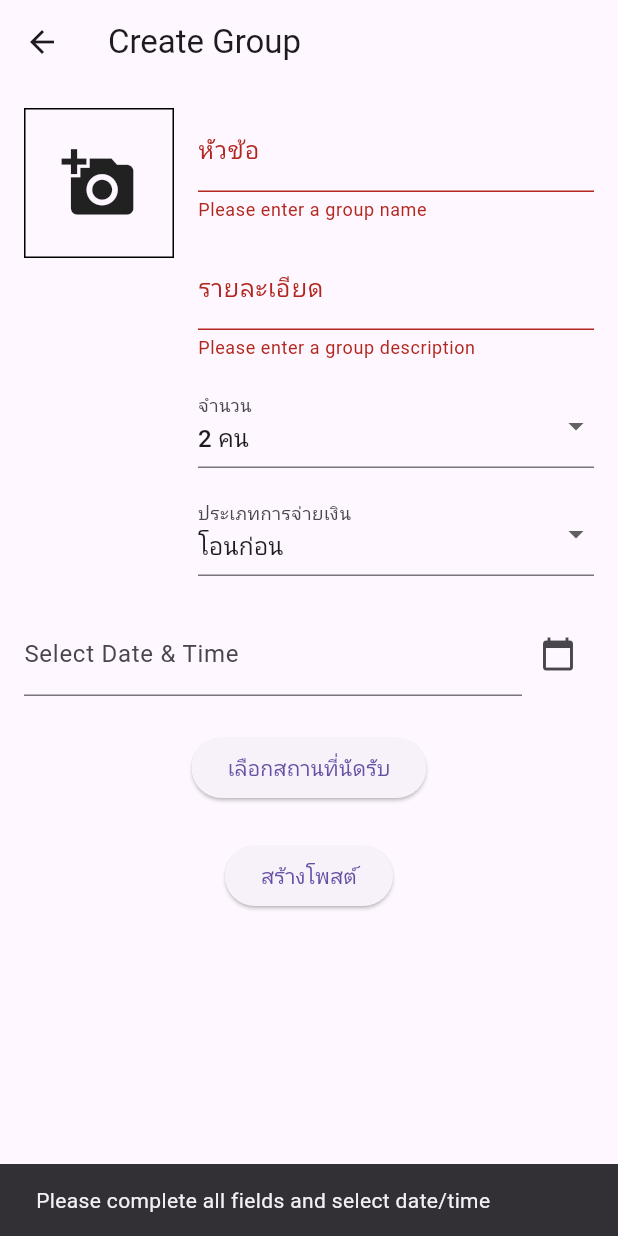
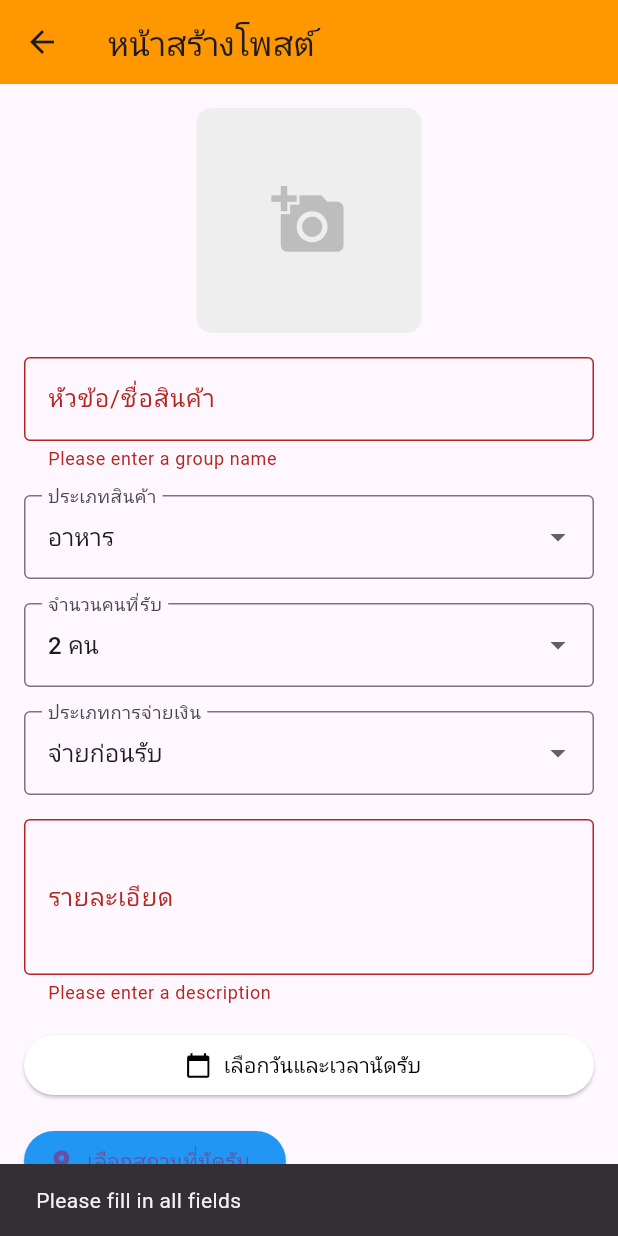
Before and after one commit to integralnana/Project_Mobileapp, a Flutter app: the createpostScreen screen opened directly, after a tap on "สร้างโพสต์", on a phone screen of 412 x 824 dp. Run offline on Flutter 3.47's test engine with Material 3 defaults, Android fonts, the phone set to English and light mode, and no system bars; our stand-ins replace cloud_firestore, firebase_auth, firebase_core, firebase_storage, form_field_validator, google_fonts and 2 more; accounts and stored records are empty.

```diff
--- a/lib/screen/createpost.dart
+++ b/lib/screen/createpost.dart
@@ -1,12 +1,12 @@
 import 'dart:io';
+import 'package:flutter/material.dart';
+import 'package:image_picker/image_picker.dart';
+import 'package:firebase_storage/firebase_storage.dart';
+import 'package:cloud_firestore/cloud_firestore.dart';
+import 'package:firebase_auth/firebase_auth.dart';
+import 'package:google_maps_flutter/google_maps_flutter.dart';
 import 'package:projectapp/model/groupchat.dart';
 import 'package:projectapp/screen/locationpicker.dart';
-import 'package:flutter/material.dart';
-import 'package:firebase_storage/firebase_storage.dart';
-import 'package:cloud_firestore/cloud_firestore.dart';
-import 'package:google_maps_flutter/google_maps_flutter.dart';
-import 'package:image_picker/image_picker.dart';
-import 'package:firebase_auth/firebase_auth.dart';
 
 class createpostScreen extends StatefulWidget {
   @override
@@ -14,44 +14,45 @@ class createpostScreen extends StatefulWidget {
 }
 
 class _createpostScreenState extends State<createpostScreen> {
-  LatLng? _selectedLocation;
   final _formKey = GlobalKey<FormState>();
   final _groupNameController = TextEditingController();
-  final _groupDesc = TextEditingController();
+  final _groupDescController = TextEditingController();
   String? _groupImageUrl;
   int _groupSize = 2;
   int _groupType = 1;
+  String _productCategory = 'อาหาร'; // New variable for product category
+  DateTime? _selectedDateTime;
+  LatLng? _selectedLocation;
+
   final ImagePicker _picker = ImagePicker();
-  DateTime? _selectedDateTime;
 
-  void _selectLocation(LatLng location) {
+  // List of product categories
+  final List<String> _categories = ['อาหาร', 'ของใช้', 'อาหารสัตว์', 'อื่นๆ'];
+
+  Future<void> _uploadImage() async {
+    final XFile? pickedImage =
+        await _picker.pickImage(source: ImageSource.gallery);
+    if (pickedImage == null) return;
+
+    String fileName = DateTime.now().millisecondsSinceEpoch.toString();
+    Reference storageReference =
+        FirebaseStorage.instance.ref().child('groupImages/$fileName');
+    await storageReference.putFile(File(pickedImage.path));
+    String downloadUrl = await storageReference.getDownloadURL();
     setState(() {
-      _selectedLocation = location;
+      _groupImageUrl = downloadUrl;
     });
   }
 
-  Future<void> _navigateAndPickLocation() async {
-    final LatLng? pickedLocation = await Navigator.push(
-      context,
-      MaterialPageRoute(builder: (context) => LocationPickerScreen()),
-    );
-
-    if (pickedLocation != null) {
-      setState(() {
-        _selectedLocation = pickedLocation;
-      });
-    }
-  }
-
   Future<void> _selectDateTime(BuildContext context) async {
-    DateTime? pickedDate = await showDatePicker(
+    final DateTime? pickedDate = await showDatePicker(
       context: context,
       initialDate: DateTime.now(),
-      firstDate: DateTime(2000),
+      firstDate: DateTime.now(),
       lastDate: DateTime(2100),
     );
     if (pickedDate != null) {
-      TimeOfDay? pickedTime = await showTimePicker(
+      final TimeOfDay? pickedTime = await showTimePicker(
         context: context,
         initialTime: TimeOfDay.now(),
       );
@@ -69,41 +70,15 @@ class _createpostScreenState extends State<createpostScreen> {
     }
   }
 
-  Future<void> _uploadImage() async {
-    final XFile? pickedImage =
-        await _picker.pickImage(source: ImageSource.gallery);
-    if (pickedImage == null) {
-      ScaffoldMessenger.of(context).showSnackBar(SnackBar(
-        content: Text('Please select an image'),
-      ));
-      return;
-    }
-
-    String fileName = DateTime.now().millisecondsSinceEpoch.toString();
-    Reference storageReference =
-        FirebaseStorage.instance.ref().child('groupImages/$fileName');
-    await storageReference.putFile(File(pickedImage.path));
-    String downloadUrl = await storageReference.getDownloadURL();
+  Future<void> _navigateAndPickLocation() async {
+    final LatLng? pickedLocation = await Navigator.push(
+      context,
+      MaterialPageRoute(builder: (context) => LocationPickerScreen()),
+    );
+    if (pickedLocation != null) {
       setState(() {
-      _groupImageUrl = downloadUrl;
+        _selectedLocation = pickedLocation;
       });
-  }
-
-  Future<String> _getUsernameFromFirestore(String userId) async {
-    try {
-      DocumentSnapshot userDoc = await FirebaseFirestore.instance
-          .collection('users')
-          .doc(userId)
-          .get();
-
-      if (userDoc.exists && userDoc['username'] != null) {
-        return userDoc['username'];
-      } else {
-        return 'Unknown';
-      }
-    } catch (e) {
-      print('Error fetching username: $e');
-      return 'Unknown';
     }
   }
 
@@ -112,92 +87,98 @@ class _createpostScreenState extends State<createpostScreen> {
         _groupImageUrl != null &&
         _selectedLocation != null &&
         _selectedDateTime != null) {
+      try {
         User? currentUser = FirebaseAuth.instance.currentUser;
         if (currentUser == null) {
           ScaffoldMessenger.of(context).showSnackBar(
-            SnackBar(content: Text('Please login to create a group')));
+            SnackBar(content: Text('Please login to create a group')),
+          );
           return;
         }
-
-      String userId = currentUser.uid;
-      String username = await _getUsernameFromFirestore(userId);
 
         DocumentReference docRef =
             FirebaseFirestore.instance.collection('groups').doc();
         String groupId = docRef.id;
 
-      GroupChat newGroup = GroupChat(
-          groupId: groupId,
-          groupName: _groupNameController.text,
-          groupImage: _groupImageUrl!,
-          groupSize: _groupSize,
-          groupType: _groupType,
-          groupDesc: _groupDesc.text,
-          createdAt: _selectedDateTime!,
-          latitude: _selectedLocation!.latitude,
-          longitude: _selectedLocation!.longitude,
-          userId: userId,
-          username: username,
-          groupStatus: '1');
+        // Fetch the current user's username
+        DocumentSnapshot userDoc = await FirebaseFirestore.instance
+            .collection('users')
+            .doc(currentUser.uid)
+            .get();
+        String username = userDoc['username'] ?? 'Unknown User';
 
-      await docRef.set(newGroup.toJson());
+        await docRef.set({
+          'groupId': groupId,
+          'groupName': _groupNameController.text,
+          'groupImage': _groupImageUrl,
+          'groupSize': _groupSize,
+          'groupType': _groupType,
+          'productCategory': _productCategory, // New field
+          'groupDesc': _groupDescController.text,
+          'createdAt': _selectedDateTime,
+          'latitude': _selectedLocation!.latitude,
+          'longitude': _selectedLocation!.longitude,
+          'userId': currentUser.uid,
+          'username': username,
+          'groupStatus': '1',
+        });
 
-      ScaffoldMessenger.of(context)
-          .showSnackBar(SnackBar(content: Text('Group created successfully')));
-      Navigator.pop(context);
+        ScaffoldMessenger.of(context).showSnackBar(
+          SnackBar(content: Text('Group created successfully')),
+        );
+        Navigator.pop(context); // Return to SharingScreen
+      } catch (e) {
+        print('Error creating group: $e');
+        ScaffoldMessenger.of(context).showSnackBar(
+          SnackBar(content: Text('Error creating group. Please try again.')),
+        );
+      }
     } else {
-      ScaffoldMessenger.of(context).showSnackBar(SnackBar(
-          content: Text('Please complete all fields and select date/time')));
+      ScaffoldMessenger.of(context).showSnackBar(
+        SnackBar(content: Text('Please fill in all fields')),
+      );
     }
   }
 
-  Widget _buildForm() {
-    return Column(
-      children: [
-        Row(
+  @override
+  Widget build(BuildContext context) {
+    return Scaffold(
+      appBar: AppBar(
+        title: Text('หน้าสร้างโพสต์'),
+        backgroundColor: Colors.orange,
+      ),
+      body: SingleChildScrollView(
+        child: Padding(
+          padding: const EdgeInsets.all(16.0),
+          child: Form(
+            key: _formKey,
+            child: Column(
               crossAxisAlignment: CrossAxisAlignment.start,
               children: [
-            GestureDetector(
+                Center(
+                  child: GestureDetector(
                     onTap: _uploadImage,
-              child: _buildGroupImagePicker(),
+                    child: Container(
+                      width: 150,
+                      height: 150,
+                      decoration: BoxDecoration(
+                        color: Colors.grey[200],
+                        borderRadius: BorderRadius.circular(10),
                       ),
-            SizedBox(width: 16.0),
-            Expanded(child: _buildGroupDetailsForm())
-          ],
+                      child: _groupImageUrl == null
+                          ? Icon(Icons.add_a_photo,
+                              size: 50, color: Colors.grey[400])
+                          : Image.network(_groupImageUrl!, fit: BoxFit.cover),
                     ),
-        SizedBox(height: 24.0),
-        _buildDateTimePicker(),
-        SizedBox(height: 24.0),
-        _buildLocationPicker(),
-        SizedBox(height: 24.0),
-        _buildCreateGroupButton(),
-      ],
-    );
-  }
-
-  Widget _buildGroupImagePicker() {
-    return _groupImageUrl == null
-        ? Container(
-            width: 100,
-            height: 100,
-            decoration: BoxDecoration(border: Border.all()),
-            child: Icon(Icons.add_a_photo, size: 50),
-          )
-        : Image.network(
-            _groupImageUrl!,
-            width: 100,
-            height: 100,
-            fit: BoxFit.cover,
-          );
-  }
-
-  Widget _buildGroupDetailsForm() {
-    return Column(
-      crossAxisAlignment: CrossAxisAlignment.start,
-      children: [
+                  ),
+                ),
+                SizedBox(height: 16),
                 TextFormField(
                   controller: _groupNameController,
-          decoration: InputDecoration(labelText: 'หัวข้อ'),
+                  decoration: InputDecoration(
+                    labelText: 'หัวข้อ/ชื่อสินค้า',
+                    border: OutlineInputBorder(),
+                  ),
                   validator: (value) {
                     if (value == null || value.isEmpty) {
                       return 'Please enter a group name';
@@ -205,106 +186,112 @@ class _createpostScreenState extends State<createpostScreen> {
                     return null;
                   },
                 ),
-        SizedBox(height: 16.0),
+                SizedBox(height: 16),
+                DropdownButtonFormField<String>(
+                  value: _productCategory,
+                  decoration: InputDecoration(
+                    labelText: 'ประเภทสินค้า',
+                    border: OutlineInputBorder(),
+                  ),
+                  items: _categories.map((String category) {
+                    return DropdownMenuItem<String>(
+                      value: category,
+                      child: Text(category),
+                    );
+                  }).toList(),
+                  onChanged: (String? newValue) {
+                    setState(() {
+                      _productCategory = newValue!;
+                    });
+                  },
+                ),
+                SizedBox(height: 16),
+                DropdownButtonFormField<int>(
+                  value: _groupSize,
+                  decoration: InputDecoration(
+                    labelText: 'จำนวนคนที่รับ',
+                    border: OutlineInputBorder(),
+                  ),
+                  items: List.generate(9, (index) => index + 2)
+                      .map((size) => DropdownMenuItem<int>(
+                            value: size,
+                            child: Text('$size คน'),
+                          ))
+                      .toList(),
+                  onChanged: (value) => setState(() => _groupSize = value!),
+                ),
+                SizedBox(height: 16),
+                DropdownButtonFormField<int>(
+                  value: _groupType,
+                  decoration: InputDecoration(
+                    labelText: 'ประเภทการจ่ายเงิน',
+                    border: OutlineInputBorder(),
+                  ),
+                  items: [
+                    DropdownMenuItem<int>(value: 1, child: Text('จ่ายก่อนรับ')),
+                    DropdownMenuItem<int>(value: 2, child: Text('จ่ายตอนรับ')),
+                  ],
+                  onChanged: (value) => setState(() => _groupType = value!),
+                ),
+                SizedBox(height: 16),
                 TextFormField(
-          controller: _groupDesc,
-          decoration: InputDecoration(labelText: 'รายละเอียด'),
+                  controller: _groupDescController,
+                  decoration: InputDecoration(
+                    labelText: 'รายละเอียด',
+                    border: OutlineInputBorder(),
+                  ),
+                  maxLines: 3,
                   validator: (value) {
                     if (value == null || value.isEmpty) {
-              return 'Please enter a group description';
+                      return 'Please enter a description';
                     }
                     return null;
                   },
                 ),
-        SizedBox(height: 16.0),
-        _buildGroupSizeDropdown(),
-        SizedBox(height: 16.0),
-        _buildGroupTypeDropdown(),
-      ],
-    );
-  }
-
-  Widget _buildGroupSizeDropdown() {
-    return DropdownButtonFormField<int>(
-      value: _groupSize,
-      decoration: InputDecoration(labelText: 'จำนวน'),
-      items: List.generate(9, (index) => index + 2).map((size) {
-        return DropdownMenuItem<int>(
-          value: size,
-          child: Text('$size คน'),
-        );
-      }).toList(),
-      onChanged: (value) {
-        setState(() {
-          _groupSize = value!;
-        });
-      },
-    );
-  }
-
-  Widget _buildGroupTypeDropdown() {
-    return DropdownButtonFormField<int>(
-      value: _groupType,
-      decoration: InputDecoration(labelText: 'ประเภทการจ่ายเงิน'),
-      items: [
-        DropdownMenuItem<int>(value: 1, child: Text('โอนก่อน')),
-        DropdownMenuItem<int>(value: 2, child: Text('จ่ายหลังนัดรับ')),
-      ],
-      onChanged: (value) {
-        setState(() {
-          _groupType = value!;
-        });
-      },
-    );
-  }
-
-  Widget _buildDateTimePicker() {
-    return Row(
+                SizedBox(height: 16),
+                Row(
                   children: [
                     Expanded(
-          child: TextFormField(
-            readOnly: true,
-            decoration: InputDecoration(
-              labelText: _selectedDateTime == null
-                  ? 'Select Date & Time'
-                  : _selectedDateTime!.toString(),
-            ),
-            onTap: () => _selectDateTime(context),
+                      child: ElevatedButton.icon(
+                        onPressed: () => _selectDateTime(context),
+                        icon: Icon(Icons.calendar_today),
+                        label: Text(_selectedDateTime == null
+                            ? 'เลือกวันและเวลานัดรับ'
+                            : '${_selectedDateTime!.day}/${_selectedDateTime!.month}/${_selectedDateTime!.year} ${_selectedDateTime!.hour}:${_selectedDateTime!.minute}'),
+                        style: ElevatedButton.styleFrom(
+                          foregroundColor: Colors.black,
+                          backgroundColor: Colors.white,
                         ),
                       ),
-        IconButton(
-          icon: Icon(Icons.calendar_today),
-          onPressed: () => _selectDateTime(context),
                     ),
                   ],
-    );
-  }
-
-  Widget _buildLocationPicker() {
-    return ElevatedButton(
+                ),
+                SizedBox(height: 16),
+                ElevatedButton.icon(
                   onPressed: _navigateAndPickLocation,
-      child: Text('เลือกสถานที่นัดรับ'),
-    );
-  }
-
-  Widget _buildCreateGroupButton() {
-    return ElevatedButton(
+                  icon: Icon(Icons.location_on),
+                  label: Text(_selectedLocation == null
+                      ? 'เลือกสถานที่นัดรับ'
+                      : 'สถานที่นัดรับที่เลือกแล้ว'),
+                  style: ElevatedButton.styleFrom(
+                    backgroundColor: Colors.blue,
+                  ),
+                ),
+                SizedBox(height: 16),
+                Center(
+                  child: ElevatedButton(
                     onPressed: _createGroup,
                     child: Text('สร้างโพสต์'),
-    );
-  }
-
-  @override
-  Widget build(BuildContext context) {
-    return Scaffold(
-      appBar: AppBar(
-        title: Text('Create Group'),
+                    style: ElevatedButton.styleFrom(
+                      backgroundColor: Colors.white10,
+                      padding:
+                          EdgeInsets.symmetric(horizontal: 50, vertical: 15),
                     ),
-      body: Form(
-        key: _formKey,
-        child: Padding(
-          padding: const EdgeInsets.all(16.0),
-          child: _buildForm(),
+                  ),
+                ),
+              ],
+            ),
+          ),
         ),
       ),
     );
--- a/lib/screen/sharing_screen.dart
+++ b/lib/screen/sharing_screen.dart
@@ -85,6 +85,7 @@ class SharingScreen extends StatelessWidget {
     double latitude = data['latitude'] ?? 0.0;
     double longitude = data['longitude'] ?? 0.0;
     int groupType = data['groupType'] ?? 1;
+    String productCategory = data['productCategory'] ?? 'ไม่ระบุประเภท';
     String formattedDateTime = 'ไม่ระบุเวลา';
 
     try {
@@ -117,7 +118,6 @@ class SharingScreen extends StatelessWidget {
             ),
             title:
                 Text(username, style: TextStyle(fontWeight: FontWeight.bold)),
-            subtitle: Text(formattedDateTime),
           ),
           Padding(
             padding: const EdgeInsets.symmetric(horizontal: 16.0),
@@ -128,8 +128,18 @@ class SharingScreen extends StatelessWidget {
           ),
           Padding(
             padding:
+                const EdgeInsets.symmetric(horizontal: 16.0, vertical: 4.0),
+            child: Text(
+              'วันเวลาที่นัดรับ: $formattedDateTime',
+              style: TextStyle(color: Colors.grey[600], fontSize: 14),
+            ),
+          ),
+          Padding(
+            padding:
                 const EdgeInsets.symmetric(horizontal: 16.0, vertical: 8.0),
-            child: Row(
+            child: Wrap(
+              spacing: 8,
+              runSpacing: 8,
               children: [
                 Container(
                   padding: EdgeInsets.symmetric(horizontal: 8, vertical: 2),
@@ -141,7 +151,6 @@ class SharingScreen extends StatelessWidget {
                       style:
                           TextStyle(color: Colors.red.shade800, fontSize: 14)),
                 ),
-                SizedBox(width: 8),
                 Container(
                   padding: EdgeInsets.symmetric(horizontal: 8, vertical: 2),
                   decoration: BoxDecoration(
@@ -151,6 +160,18 @@ class SharingScreen extends StatelessWidget {
                   child: Text(
                     groupType == 1 ? 'โอนก่อน' : 'จ่ายหลังนัดรับ',
                     style: TextStyle(color: Colors.blue.shade800, fontSize: 14),
+                  ),
+                ),
+                Container(
+                  padding: EdgeInsets.symmetric(horizontal: 8, vertical: 2),
+                  decoration: BoxDecoration(
+                    color: Colors.green.shade100,
+                    borderRadius: BorderRadius.circular(12),
+                  ),
+                  child: Text(
+                    productCategory,
+                    style:
+                        TextStyle(color: Colors.green.shade800, fontSize: 14),
                   ),
                 ),
               ],
```
Also changed, not shown: pubspec.lock, 1 other file. Lines whose indentation alone changed are shown as unchanged.
